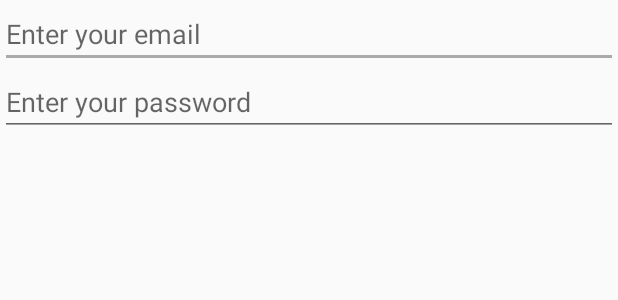
After one commit to claudialuclaudia/Borrow-Android-App, an Android app: the layout activity_signin.xml on its own in the app's theme, with its tools: preview values and no code run, on a phone screen of 412 x 824 dp. The commit adds this screen. Shown: the top 300 px of the screen. Run offline under Robolectric (Android 15) with nearby library versions, the phone set to English and light mode, and no system bars.

Commit message:
light toolbar & signin page begin

```diff
--- a/app/build.gradle
+++ b/app/build.gradle
@@ -31,5 +31,8 @@ dependencies {
     compile 'de.hdodenhof:circleimageview:2.2.0'
     compile 'com.android.support:design:25.3.1'
     compile 'com.android.support:support-vector-drawable:25.3.1'
+    compile 'com.google.firebase:firebase-auth:9.2.0'
     testCompile 'junit:junit:4.12'
 }
+
+apply plugin: 'com.google.gms.google-services'
--- a/app/src/main/AndroidManifest.xml
+++ b/app/src/main/AndroidManifest.xml
@@ -1,6 +1,8 @@
 <?xml version="1.0" encoding="utf-8"?>
 <manifest xmlns:android="http://schemas.android.com/apk/res/android"
     package="cash.borrow.android">
+
+    <uses-permission android:name="android.permission.INTERNET" />
 
     <application
         android:allowBackup="true"
@@ -21,7 +23,7 @@
         <activity
             android:name=".DetailActivity"
             android:parentActivityName=".MainActivity"
-            android:theme="@style/Theme.AppCompat.Light.NoActionBar">
+        android:theme="@style/Theme.AppCompat.Light.NoActionBar">
             <meta-data
                 android:name="android.support.PARENT_ACTIVITY"
                 android:value=".MainActivity" />
--- a/app/src/main/res/layout/activity_main.xml
+++ b/app/src/main/res/layout/activity_main.xml
@@ -19,7 +19,7 @@
         android:layout_alignParentTop="true"
         android:layout_alignParentLeft="true"
         android:layout_alignParentStart="true"
-        android:foregroundTint="@android:color/white">
+        android:theme="@style/MyTheme.PopupOverlay">
 
         <TextView
             android:id="@+id/mytext"
--- /dev/null
+++ b/app/src/main/res/layout/activity_signin.xml
@@ -0,0 +1,23 @@
+<?xml version="1.0" encoding="utf-8"?>
+<LinearLayout xmlns:android="http://schemas.android.com/apk/res/android"
+    android:orientation="vertical"
+    android:layout_width="match_parent"
+    android:layout_height="match_parent"
+    android:layout_centerHorizontal="true"
+    android:layout_centerVertical="true">
+
+    <EditText
+        android:inputType="textEmailAddress"
+        android:hint="Enter your email"
+        android:id="@+id/editTextEmail"
+        android:layout_width="match_parent"
+        android:layout_height="wrap_content" />
+
+    <EditText
+        android:inputType="textPassword"
+        android:hint="Enter your password"
+        android:id="@+id/editTextPassword"
+        android:layout_width="match_parent"
+        android:layout_height="wrap_content" />
+
+</LinearLayout>
--- a/app/src/main/res/values/styles.xml
+++ b/app/src/main/res/values/styles.xml
@@ -1,11 +1,20 @@
 <resources>
+
+    <style name="Theme.Custom.Dark" parent="Theme.AppCompat.Light.DarkActionBar">
+        <item name="actionBarStyle">@style/Theme.AppCompat.Light.DarkActionBar</item>
+    </style>
+
+    <style name="MyTheme.PopupOverlay" parent="ThemeOverlay.AppCompat.Dark" />
 
     <!-- Base application theme. -->
     <!--<style name="AppTheme" parent="Base.ThemeOverlay.AppCompat.Dark">-->
     <!--<style name="AppTheme" parent="Platform.ThemeOverlay.AppCompat.Dark">-->
     <!--<style name="AppTheme" parent="ThemeOverlay.AppCompat.Dark">-->
+    <!--<style name="AppTheme" parent="Theme.AppCompat.Light.NoActionBar">-->
     <style name="AppTheme" parent="Theme.AppCompat.Light.NoActionBar">
+    <!--<style name="AppTheme" parent="Theme.AppCompat.Light.DarkActionBar">-->
         <!-- Customize your theme here. -->
+        <!--<item name="actionBarStyle">@style/Theme.Custom.Dark</item>-->
         <item name="colorPrimary">@color/borrowGreen</item>
         <item name="colorPrimaryDark">@color/darkBorrowGreen</item>
         <item name="colorAccent">@android:color/darker_gray</item>
--- a/build.gradle
+++ b/build.gradle
@@ -6,6 +6,7 @@ buildscript {
     }
     dependencies {
         classpath 'com.android.tools.build:gradle:2.3.3'
+        classpath 'com.google.gms:google-services:3.1.0'
 
         // NOTE: Do not place your application dependencies here; they belong
         // in the individual module build.gradle files
```
Also changed, not shown: app/src/main/java/cash/borrow/android/MainActivity.java (+18 -0 lines), app/src/main/java/cash/borrow/android/SignInActivity.java (added, +17 -0 lines), app/src/main/res/menu/activity_main.xml (+9 -0 lines), 1 other file.
